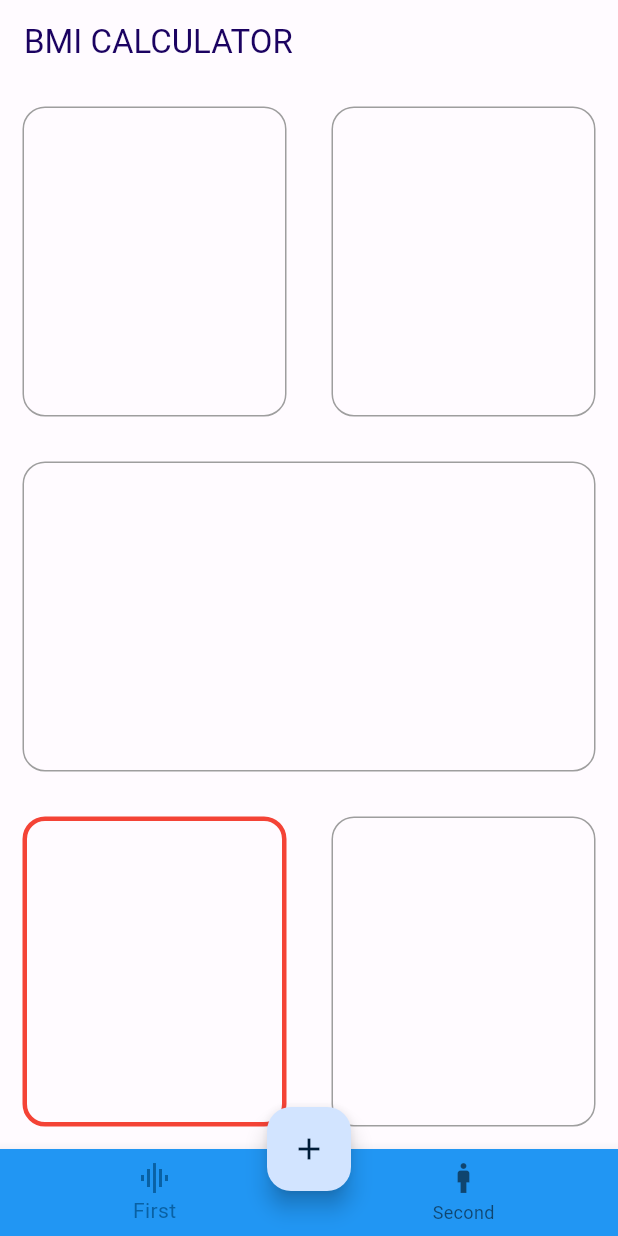
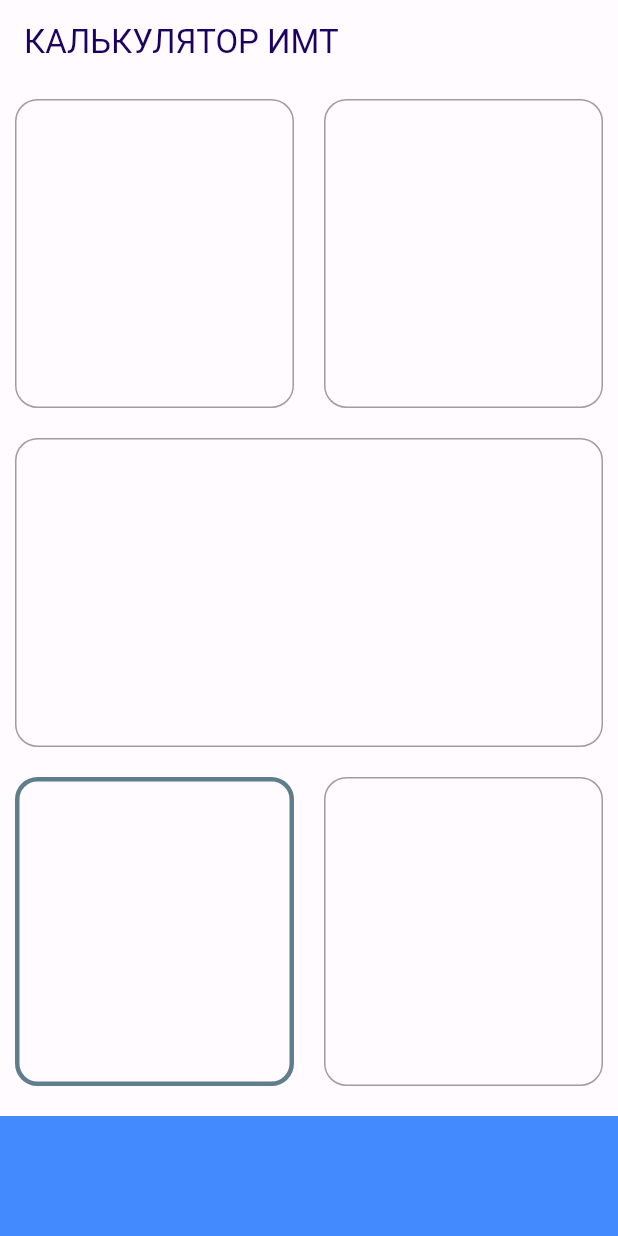
Before and after one commit to leksidev/flutter_bmi_app_by_leksiDev, a Flutter app: the screen it shows after launch, on a phone screen of 412 x 824 dp. Run offline on Flutter 3.47's test engine with Material 2 defaults, Android fonts, the phone set to English and light mode, and no system bars.

Commit message:
added bottom container tab

```diff
--- a/lib/input_page.dart
+++ b/lib/input_page.dart
@@ -1,4 +1,6 @@
 import 'package:flutter/material.dart';
+
+const bottomContainerHight = 80.0;
 
 class InputPage extends StatefulWidget {
   const InputPage({super.key});
@@ -14,7 +16,7 @@ class _InputPageState extends State<InputPage> {
     return Scaffold(
       appBar: AppBar(
         title: const Text(
-          'BMI CALCULATOR',
+          'КАЛЬКУЛЯТОР ИМТ',
         ),
       ),
       body: Column(
@@ -23,50 +25,57 @@ class _InputPageState extends State<InputPage> {
             child: Row(
               children: [
                 Expanded(
-                  child:
-                      ReusableCard(cardborder: Border.all(color: Colors.grey)),
+                  child: ReusableCard(
+                    cardborder: Border.all(
+                      color: Colors.grey,
+                    ),
+                  ),
                 ),
                 Expanded(
-                  child:
-                      ReusableCard(cardborder: Border.all(color: Colors.grey)),
+                  child: ReusableCard(
+                    cardborder: Border.all(
+                      color: Colors.grey,
+                    ),
+                  ),
                 ),
               ],
             ),
           ),
           Expanded(
-            child: ReusableCard(cardborder: Border.all(color: Colors.grey)),
+            child: ReusableCard(
+              cardborder: Border.all(
+                color: Colors.grey,
+              ),
+            ),
           ),
           Expanded(
             child: Row(
               children: [
                 Expanded(
                   child: ReusableCard(
-                      cardborder: Border.all(color: Colors.red, width: 3.0)),
+                    cardborder: Border.all(
+                      color: Colors.blueGrey,
+                      width: 3.0,
+                    ),
+                  ),
                 ),
                 Expanded(
-                  child:
-                      ReusableCard(cardborder: Border.all(color: Colors.grey)),
+                  child: ReusableCard(
+                    cardborder: Border.all(
+                      color: Colors.grey,
+                    ),
+                  ),
                 ),
               ],
             ),
           ),
-        ],
-      ),
-      floatingActionButtonLocation: FloatingActionButtonLocation.centerDocked,
-      floatingActionButton: FloatingActionButton(
-        child: const Icon(Icons.add),
-        onPressed: () {},
-      ),
-      bottomNavigationBar: BottomNavigationBar(
-        backgroundColor: Colors.blue,
-        items: const <BottomNavigationBarItem>[
-          BottomNavigationBarItem(
-            icon: Icon(Icons.graphic_eq),
-            label: "First",
-          ),
-          BottomNavigationBarItem(
-            icon: Icon(Icons.man),
-            label: "Second",
+          Container(
+            color: Colors.blueAccent,
+            margin: const EdgeInsets.only(
+              top: 10.0,
+            ),
+            width: double.infinity,
+            height: bottomContainerHight,
           ),
         ],
       ),
@@ -82,8 +91,10 @@ class ReusableCard extends StatelessWidget {
   Widget build(BuildContext context) {
     return Container(
       decoration: BoxDecoration(
-          border: cardborder, borderRadius: BorderRadius.circular(15.0)),
-      margin: const EdgeInsets.all(15.0),
+        border: cardborder,
+        borderRadius: BorderRadius.circular(15.0),
+      ),
+      margin: const EdgeInsets.all(10.0),
     );
   }
 }
```
